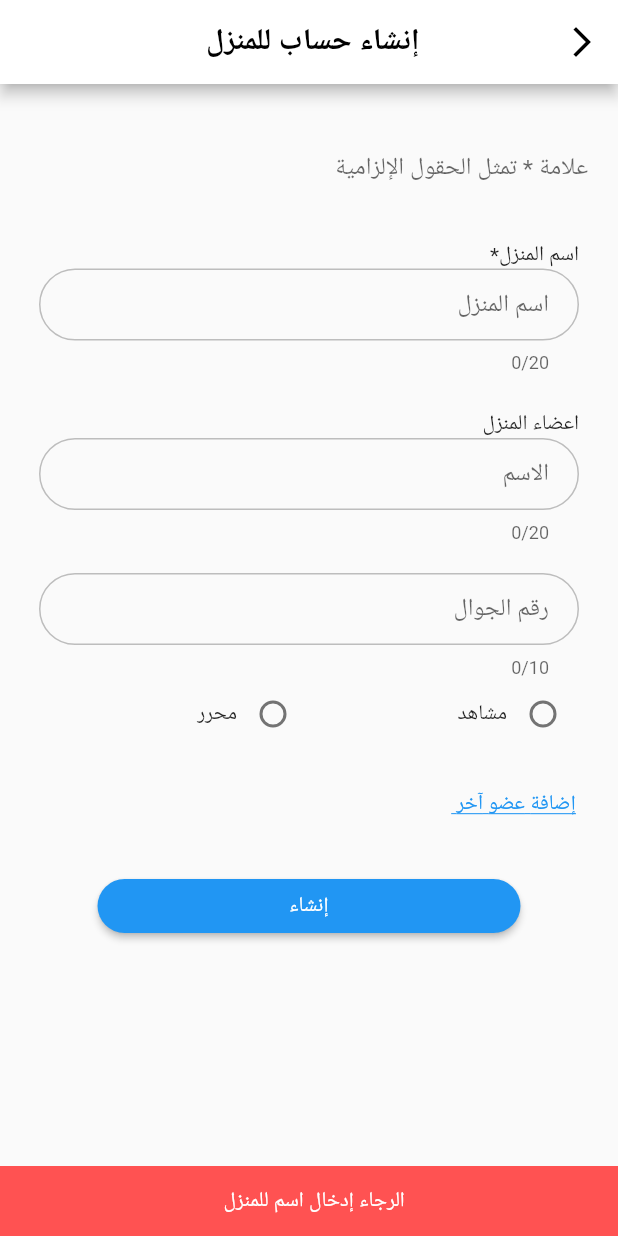
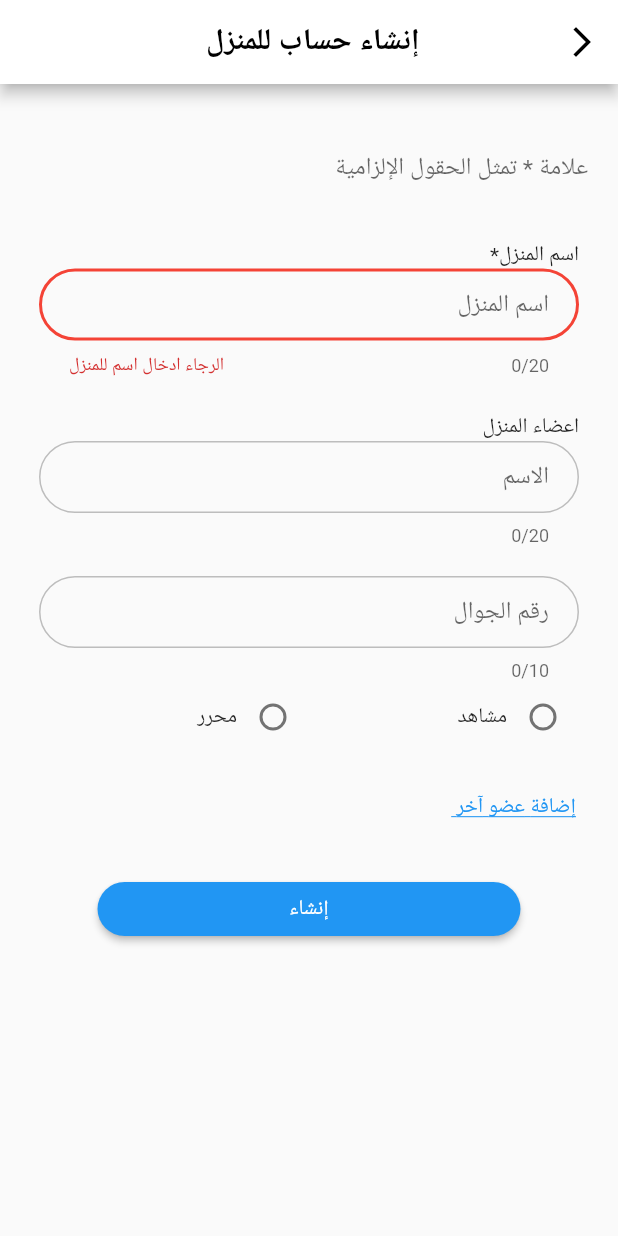
Before and after one commit to reemswe/rashd, a Flutter app: the screen it shows after launch, after a tap on "إنشاء", on a phone screen of 412 x 824 dp. Run offline on Flutter 3.47's test engine with Material 2 defaults, Android fonts, the light colour scheme and no system bars; our stand-ins replace cloud_firestore, firebase_auth, firebase_core; accounts and stored records are empty.

Commit message:
fine tuning

```diff
--- a/lib/create_house_account.dart
+++ b/lib/create_house_account.dart
@@ -15,7 +15,9 @@ class _CreateHouseAccountState extends State<CreateHouseAccount> {
   TextEditingController phone = TextEditingController();
   String memberRole1 = "role";
   List<Widget> addMembers = [];
-
+  List<TextEditingController> membersInfo = [];
+  List indexes = ['الأول', 'الثاني', 'الثالث', 'الرابع', 'الخامس'];
+  int num = 0;
   void addMemberWidget() {
     setState(() {
       addMembers.add(members());
@@ -23,12 +25,14 @@ class _CreateHouseAccountState extends State<CreateHouseAccount> {
   }
 
   Widget members() {
+    num++;
+    String place = indexes[num];
     return Container(
         padding: const EdgeInsets.fromLTRB(6, 12, 6, 12),
         child:
             Column(crossAxisAlignment: CrossAxisAlignment.stretch, children: <
                 Widget>[
-          const Text('اعضاء المنزل ', textAlign: TextAlign.right),
+          Text('  عضو المنزل $place ', textAlign: TextAlign.right),
           TextFormField(
             // maxLength: 20,
             maxLength: 20,
@@ -114,6 +118,8 @@ class _CreateHouseAccountState extends State<CreateHouseAccount> {
         ]));
   }
 
+  final _formKey = GlobalKey<FormState>();
+
   @override
   Widget build(BuildContext context) {
     return Scaffold(
@@ -135,7 +141,9 @@ class _CreateHouseAccountState extends State<CreateHouseAccount> {
           ),
         ],
       ),
-      body: ListView(
+      body: Form(
+          key: _formKey,
+          child: ListView(
             padding: const EdgeInsets.all(20),
             children: [
               Container(
@@ -167,7 +175,8 @@ class _CreateHouseAccountState extends State<CreateHouseAccount> {
                                 const EdgeInsets.fromLTRB(20, 10, 20, 10),
                             focusedBorder: OutlineInputBorder(
                                 borderRadius: BorderRadius.circular(100.0),
-                            borderSide: const BorderSide(color: Colors.grey)),
+                                borderSide:
+                                    const BorderSide(color: Colors.grey)),
                             enabledBorder: OutlineInputBorder(
                                 borderRadius: BorderRadius.circular(100.0),
                                 borderSide:
@@ -181,6 +190,12 @@ class _CreateHouseAccountState extends State<CreateHouseAccount> {
                                 borderSide: const BorderSide(
                                     color: Colors.red, width: 2.0)),
                           ),
+                          validator: (value) {
+                            if (value == null || value.isEmpty) {
+                              return 'الرجاء ادخال اسم للمنزل';
+                            }
+                            return null;
+                          },
                         )
                       ])),
               Container(
@@ -200,7 +215,8 @@ class _CreateHouseAccountState extends State<CreateHouseAccount> {
                                 const EdgeInsets.fromLTRB(20, 10, 20, 10),
                             focusedBorder: OutlineInputBorder(
                                 borderRadius: BorderRadius.circular(100.0),
-                            borderSide: const BorderSide(color: Colors.grey)),
+                                borderSide:
+                                    const BorderSide(color: Colors.grey)),
                             enabledBorder: OutlineInputBorder(
                                 borderRadius: BorderRadius.circular(100.0),
                                 borderSide:
@@ -228,7 +244,8 @@ class _CreateHouseAccountState extends State<CreateHouseAccount> {
                                 const EdgeInsets.fromLTRB(20, 10, 20, 10),
                             focusedBorder: OutlineInputBorder(
                                 borderRadius: BorderRadius.circular(100.0),
-                            borderSide: const BorderSide(color: Colors.grey)),
+                                borderSide:
+                                    const BorderSide(color: Colors.grey)),
                             enabledBorder: OutlineInputBorder(
                                 borderRadius: BorderRadius.circular(100.0),
                                 borderSide:
@@ -291,7 +308,7 @@ class _CreateHouseAccountState extends State<CreateHouseAccount> {
                   alignment: Alignment.centerRight,
                 ),
                 onPressed: () {
-              if (addMembers.length > 5) {
+                  if (addMembers.length > 3) {
                     ScaffoldMessenger.of(context).showSnackBar(
                       const SnackBar(
                           content: Text(
@@ -301,9 +318,24 @@ class _CreateHouseAccountState extends State<CreateHouseAccount> {
                           backgroundColor: Color.fromARGB(255, 241, 63, 63)),
                     );
                   } else {
-                addMemberWidget;
+                    addMemberWidget();
                   }
                 },
+                // if (addMembers.length > 5) {
+                //   print(addMembers.length);
+                //   ScaffoldMessenger.of(context).showSnackBar(
+                //     const SnackBar(
+                //         content: Text(
+                //           ' تم تجاوز الحد الأقصى وهو ٥ افراد',
+                //           textAlign: TextAlign.center,
+                //         ),
+                //         backgroundColor: Color.fromARGB(255, 241, 63, 63)),
+                //   );
+                // } else {
+                //print(addMembers.length);
+
+                // }
+
                 child: const Text(
                   ' إضافة عضو آخر',
                   textAlign: TextAlign.right,
@@ -318,15 +350,15 @@ class _CreateHouseAccountState extends State<CreateHouseAccount> {
                   padding: const EdgeInsets.fromLTRB(45, 10, 45, 0),
                   child: ElevatedButton(
                     onPressed: () {
-                  if (houseName.text.isEmpty) {
-                    ScaffoldMessenger.of(context).showSnackBar(
-                      const SnackBar(
-                          content: Text(
-                            '  الرجاء إدخال اسم للمنزل',
-                            textAlign: TextAlign.center,
-                          ),
-                          backgroundColor: Colors.redAccent),
-                    );
+                      if (!_formKey.currentState!.validate()) {
+                        // ScaffoldMessenger.of(context).showSnackBar(
+                        //   const SnackBar(
+                        //       content: Text(
+                        //         '  الرجاء إدخال اسم للمنزل',
+                        //         textAlign: TextAlign.center,
+                        //       ),
+                        //       backgroundColor: Colors.redAccent),
+                        // );
                       } else {
                         print(houseName.text);
                         setData();
@@ -355,7 +387,7 @@ class _CreateHouseAccountState extends State<CreateHouseAccount> {
                     child: const Text('إنشاء'),
                   )),
             ],
-      ),
+          )),
     );
   }
 
```
Lines whose indentation alone changed are shown as unchanged.
